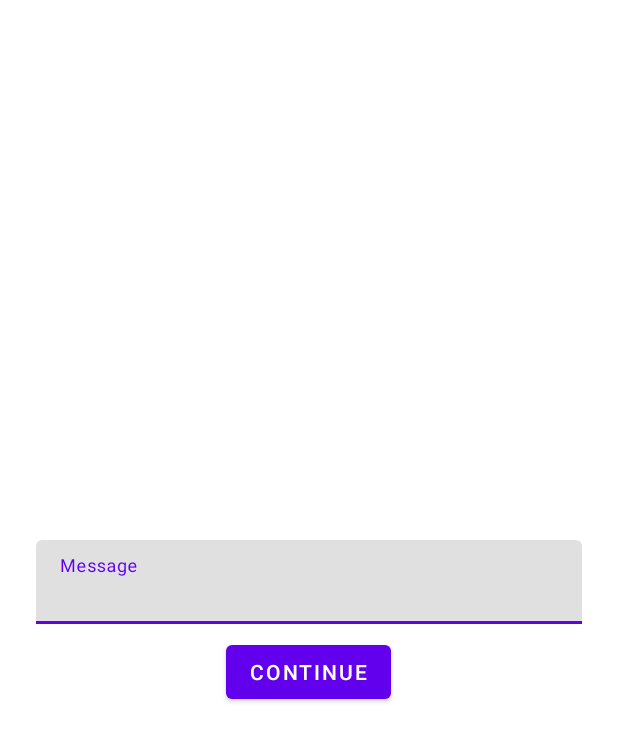
After one commit to ZhangJun2017/TapShareClient, an Android app: the layout sheet_fill_demo_cast_message.xml on its own in the app's theme, with its tools: preview values and no code run, on a phone screen of 412 x 824 dp. The commit adds this screen. Shown: the top 741 px of the screen. Run offline under Robolectric (Android 15) with nearby library versions, the phone set to English and light mode, and no system bars.

Commit message:
support demo server

```diff
--- a/app/src/main/AndroidManifest.xml
+++ b/app/src/main/AndroidManifest.xml
@@ -39,6 +39,12 @@
     </application>
 
     <uses-permission
+        android:name="android.permission.ACCESS_FINE_LOCATION"
+        android:maxSdkVersion="30" />
+    <uses-permission
+        android:name="android.permission.ACCESS_COARSE_LOCATION"
+        android:maxSdkVersion="30" />
+    <uses-permission
         android:name="android.permission.BLUETOOTH"
         android:maxSdkVersion="30" />
     <uses-permission
--- a/app/src/main/java/sn/zhang/deskAround/client/Messager.java
+++ b/app/src/main/java/sn/zhang/deskAround/client/Messager.java
@@ -8,6 +8,8 @@ public class Messager {
     public final static String ACTION_CAST_DONE = "sn.zhang.deskAround.ACTION_CAST_DONE";
     public final static String ACTION_CAST_FAILED = "sn.zhang.deskAround.ACTION_CAST_FAILED";
     public final static String ACTION_TARGET_CONNECTED = "sn.zhang.deskAround.ACTION_TARGET_CONNECTED";
+    public final static String ACTION_CONTENT_PREPARATION_REQUIRED = "sn.zhang.deskAround.ACTION_CONTENT_PREPARATION_REQUIRED";
+    public final static String ACTION_CONTENT_PREPARATION_FINISHED = "sn.zhang.deskAround.ACTION_CONTENT_PREPARATION_FINISHED";
     public final static String EXTRA_DATA = "sn.zhang.deskAround.EXTRA_DATA";
 
     public static void announce(Context context, String action) {
@@ -26,6 +28,8 @@ public class Messager {
         intentFilter.addAction(ACTION_CAST_DONE);
         intentFilter.addAction(ACTION_CAST_FAILED);
         intentFilter.addAction(ACTION_TARGET_CONNECTED);
+        intentFilter.addAction(ACTION_CONTENT_PREPARATION_REQUIRED);
+        intentFilter.addAction(ACTION_CONTENT_PREPARATION_FINISHED);
         return intentFilter;
     }
 }
--- a/app/src/main/res/layout/dialog_cast_demo.xml
+++ b/app/src/main/res/layout/dialog_cast_demo.xml
@@ -8,13 +8,14 @@
     <ProgressBar
         android:id="@+id/casting_progressbar"
         android:layout_width="wrap_content"
-        android:layout_height="wrap_content" />
+        android:layout_height="wrap_content"
+        android:layout_gravity="center" />
 
     <TextView
         android:id="@+id/casting_textview"
         android:layout_width="wrap_content"
         android:layout_height="wrap_content"
-        android:layout_gravity="center_vertical"
+        android:layout_gravity="center"
         android:layout_marginStart="16dp"
         android:layout_weight="1"
         android:text="请等待..." />
--- /dev/null
+++ b/app/src/main/res/layout/sheet_fill_demo_cast_message.xml
@@ -0,0 +1,26 @@
+<?xml version="1.0" encoding="utf-8"?>
+<LinearLayout xmlns:android="http://schemas.android.com/apk/res/android"
+    android:layout_width="match_parent"
+    android:layout_height="match_parent"
+    android:layout_margin="16dp"
+    android:gravity="center"
+    android:orientation="vertical">
+
+    <com.google.android.material.textfield.TextInputLayout
+        android:layout_width="match_parent"
+        android:layout_height="wrap_content"
+        android:layout_margin="8dp">
+
+        <com.google.android.material.textfield.TextInputEditText
+            android:id="@+id/demo_cast_message_edittext"
+            android:layout_width="match_parent"
+            android:layout_height="wrap_content"
+            android:hint="Message" />
+    </com.google.android.material.textfield.TextInputLayout>
+
+    <Button
+        android:id="@+id/continue_cast_button"
+        android:layout_width="wrap_content"
+        android:layout_height="wrap_content"
+        android:text="Continue" />
+</LinearLayout>
--- a/app/src/main/res/values/strings.xml
+++ b/app/src/main/res/values/strings.xml
@@ -3,4 +3,6 @@
     <string name="action_settings">Settings</string>
     <string name="sample_server_service_uuid">caecface-e1d9-11e6-bf01-fe55135034f0</string>
     <string name="sample_server_characteristic_uuid">caec2ebc-e1d9-11e6-bf01-fe55135034f1</string>
+    <string name="demo_server_service_uuid">5c593f65-cee2-4696-add4-09cbb8b5480b</string>
+    <string name="demo_server_characteristic_uuid">c39b773a-847b-4129-9bb9-aaa9d494995a</string>
 </resources>
```
Also changed, not shown: app/src/main/java/sn/zhang/deskAround/client/CastDialogActivity.java (+42 -3 lines), app/src/main/java/sn/zhang/deskAround/client/CastEndpointManager.java (+54 -7 lines), app/src/main/java/sn/zhang/deskAround/client/MainActivity.java (+24 -7 lines), app/src/main/res/layout/activity_main.xml (+14 -2 lines).
